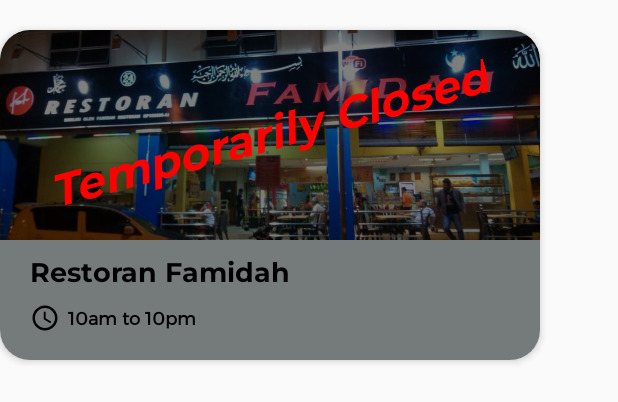
After one commit to tyxuan02/JomMakan, an Android app: the layout menu_stall_item.xml on its own in the app's theme, with its tools: preview values and no code run, on a phone screen of 412 x 824 dp. The commit adds this screen. Shown: the top 402 px of the screen. Run offline under Robolectric (Android 15) with nearby library versions, the phone set to English and light mode, and no system bars; Roboto replaces fonts that are not available here.

Commit message:
- Create menu-stall page - Display a list of stall in a recycle view - Add "temporarily closed" text to stalls that are not in operation time

```diff
--- a/app/src/main/java/com/example/jommakan/HomeLocationItemAdapter.java
+++ b/app/src/main/java/com/example/jommakan/HomeLocationItemAdapter.java
@@ -17,16 +17,19 @@ public class HomeLocationItemAdapter extends RecyclerView.Adapter<HomeLocationIt
 
     Context context;
     ArrayList<Location> location_list;
+    LayoutInflater layoutInflater;
+
 
     public HomeLocationItemAdapter (Context context, ArrayList<Location> location_list) {
         this.context = context;
         this.location_list = location_list;
+        this.layoutInflater = LayoutInflater.from(context);
     }
 
     @NonNull
     @Override
     public ViewHolder onCreateViewHolder(@NonNull ViewGroup parent, int viewType) {
-        View view = LayoutInflater.from(parent.getContext()).inflate(R.layout.home_location_item, parent, false);
+        View view = layoutInflater.inflate(R.layout.home_location_item, parent, false);
         return new ViewHolder(view);
     }
 
--- a/app/src/main/java/com/example/jommakan/HomeMenuItemAdapter.java
+++ b/app/src/main/java/com/example/jommakan/HomeMenuItemAdapter.java
@@ -19,16 +19,18 @@ public class HomeMenuItemAdapter extends RecyclerView.Adapter<HomeMenuItemAdapte
 
     Context context;
     ArrayList<Food> food_list;
+    LayoutInflater layoutInflater;
 
     public HomeMenuItemAdapter (Context context, ArrayList<Food> food_list) {
         this.context = context;
         this.food_list = food_list;
+        this.layoutInflater = LayoutInflater.from(context);
     }
 
     @NonNull
     @Override
     public ViewHolder onCreateViewHolder(@NonNull ViewGroup parent, int viewType) {
-        View view = LayoutInflater.from(parent.getContext()).inflate(R.layout.home_menu_item, parent, false);
+        View view = layoutInflater.inflate(R.layout.home_menu_item, parent, false);
         return new ViewHolder(view);
     }
 
--- a/app/src/main/java/com/example/jommakan/MenuFragment.java
+++ b/app/src/main/java/com/example/jommakan/MenuFragment.java
@@ -1,10 +1,12 @@
 package com.example.jommakan;
 
+import android.content.Intent;
 import android.os.Build;
 import android.os.Bundle;
 
 import androidx.annotation.NonNull;
 import androidx.annotation.Nullable;
+import androidx.appcompat.widget.Toolbar;
 import androidx.fragment.app.Fragment;
 import androidx.fragment.app.FragmentManager;
 import androidx.viewpager2.widget.ViewPager2;
@@ -41,7 +43,7 @@ public class MenuFragment extends Fragment {
             toolbar_title.setText("MENU");
         }
 
-        fragmentManager = getParentFragmentManager();
+        fragmentManager = getChildFragmentManager();
         menuViewPagerAdapter = new MenuViewPagerAdapter(fragmentManager, getLifecycle());
         menu_tab_layout = view.findViewById(R.id.menu_table_layout);
         menu_view_pager = view.findViewById(R.id.menu_view_pager);
--- a/app/src/main/java/com/example/jommakan/MenuLocationFragment.java
+++ b/app/src/main/java/com/example/jommakan/MenuLocationFragment.java
@@ -1,16 +1,21 @@
 package com.example.jommakan;
 
+import android.content.Intent;
 import android.os.Bundle;
 
 import androidx.annotation.NonNull;
 import androidx.annotation.Nullable;
 import androidx.fragment.app.Fragment;
+import androidx.fragment.app.FragmentManager;
+import androidx.fragment.app.FragmentTransaction;
+import androidx.navigation.Navigation;
 import androidx.recyclerview.widget.GridLayoutManager;
 import androidx.recyclerview.widget.RecyclerView;
 
 import android.view.LayoutInflater;
 import android.view.View;
 import android.view.ViewGroup;
+import android.widget.Button;
 import android.widget.GridView;
 
 import java.util.ArrayList;
--- /dev/null
+++ b/app/src/main/res/layout/menu_stall_item.xml
@@ -0,0 +1,83 @@
+<?xml version="1.0" encoding="utf-8"?>
+<androidx.cardview.widget.CardView xmlns:android="http://schemas.android.com/apk/res/android"
+    android:layout_width="360dp"
+    android:layout_height="220dp"
+    android:id="@+id/menu_stall_item_card_view"
+    xmlns:app="http://schemas.android.com/apk/res-auto"
+    app:cardCornerRadius="20dp"
+    android:layout_marginTop="20dp"
+    android:layout_marginBottom="10dp"
+    app:cardElevation="3dp">
+
+    <LinearLayout
+        android:layout_width="match_parent"
+        android:layout_height="match_parent"
+        android:orientation="vertical"
+        android:background="#ECF8F8">
+
+        <com.google.android.material.imageview.ShapeableImageView
+            android:id="@+id/menu_food_card_view_image"
+            android:layout_width="match_parent"
+            android:layout_height="140dp"
+            android:layout_gravity="center"
+            android:scaleType="centerCrop"
+            android:adjustViewBounds="true"
+            app:shapeAppearanceOverlay="@style/rounded_20_top"
+            android:src="@drawable/restoran_famidah_image" />
+
+        <TextView
+            android:id="@+id/stall_name"
+            android:layout_width="match_parent"
+            android:layout_height="wrap_content"
+            android:layout_marginTop="10dp"
+            android:layout_marginStart="20dp"
+            android:layout_marginEnd="20dp"
+            android:text="Restoran Famidah"
+            android:textColor="#000000"
+            android:fontFamily="@font/montserrat_bold"
+            android:textSize="18dp"/>
+
+        <LinearLayout
+            android:layout_width="wrap_content"
+            android:layout_height="wrap_content"
+            android:orientation="horizontal"
+            android:layout_marginTop="5dp"
+            android:layout_marginStart="20dp"
+            android:layout_marginEnd="20dp">
+
+            <ImageView
+                android:layout_width="wrap_content"
+                android:layout_height="wrap_content"
+                android:src="@drawable/time_icon" />
+
+            <TextView
+                android:id="@+id/operation_time"
+                android:layout_width="wrap_content"
+                android:layout_height="wrap_content"
+                android:maxLines="2"
+                android:textSize="12sp"
+                android:fontFamily="@font/montserrat"
+                android:textStyle="bold"
+                android:textColor="#000000"
+                android:text="10am to 10pm"
+                android:layout_gravity="center"
+                android:layout_marginStart="5dp"/>
+        </LinearLayout>
+    </LinearLayout>
+
+    <View
+        android:id="@+id/shadow_background"
+        android:layout_width="match_parent"
+        android:layout_height="match_parent"
+        android:background="#80000000"/>
+
+    <TextView
+        android:id="@+id/temporarily_closed_text"
+        android:layout_width="wrap_content"
+        android:layout_height="wrap_content"
+        android:text="Temporarily Closed"
+        android:textAppearance="@style/not_available_text"
+        android:layout_gravity="center_horizontal"
+        android:layout_marginTop="50dp"
+        android:rotation="-15"/>
+</androidx.cardview.widget.CardView>
--- a/app/src/main/res/values/styles.xml
+++ b/app/src/main/res/values/styles.xml
@@ -26,6 +26,12 @@
     <style name="rounded_20">
         <item name="cornerFamily">rounded</item>
         <item name="cornerSize">20dp</item>
+    </style>
+
+    <style name="rounded_20_top">
+        <item name="cornerFamily">rounded</item>
+        <item name="cornerSizeTopLeft">20dp</item>
+        <item name="cornerSizeTopRight">20dp</item>
     </style>
 
     <style name="rounded_30">
```
Also changed, not shown: app/src/main/java/com/example/jommakan/MainActivity.java (+0 -7 lines), app/src/main/java/com/example/jommakan/MenuLocationItemAdapter.java (+17 -1 lines), app/src/main/java/com/example/jommakan/MenuStallFragment.java (added, +74 -0 lines), app/src/main/java/com/example/jommakan/MenuStallItemAdapter.java (added, +113 -0 lines), app/src/main/java/com/example/jommakan/Stall.java (added, +67 -0 lines), app/src/main/res/layout/fragment_menu_stall.xml (added, +30 -0 lines), app/src/main/res/navigation/nav_graph.xml (+24 -1 lines), app/src/main/res/drawable-v24/restoran_famidah_image.jpg (added).
